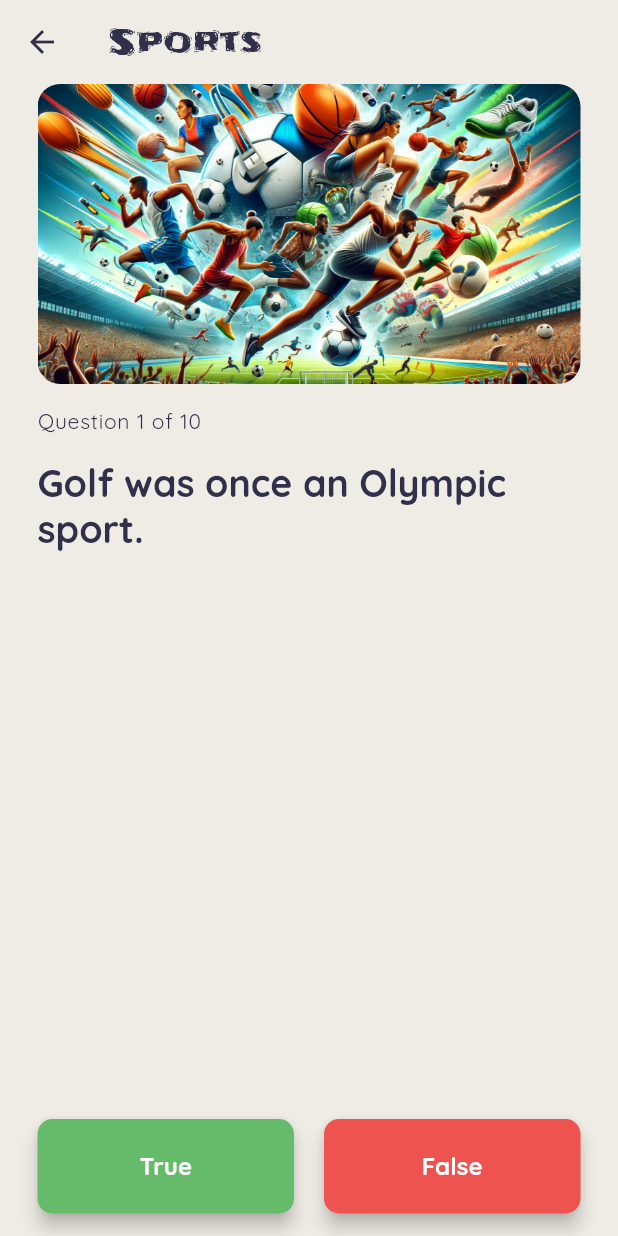
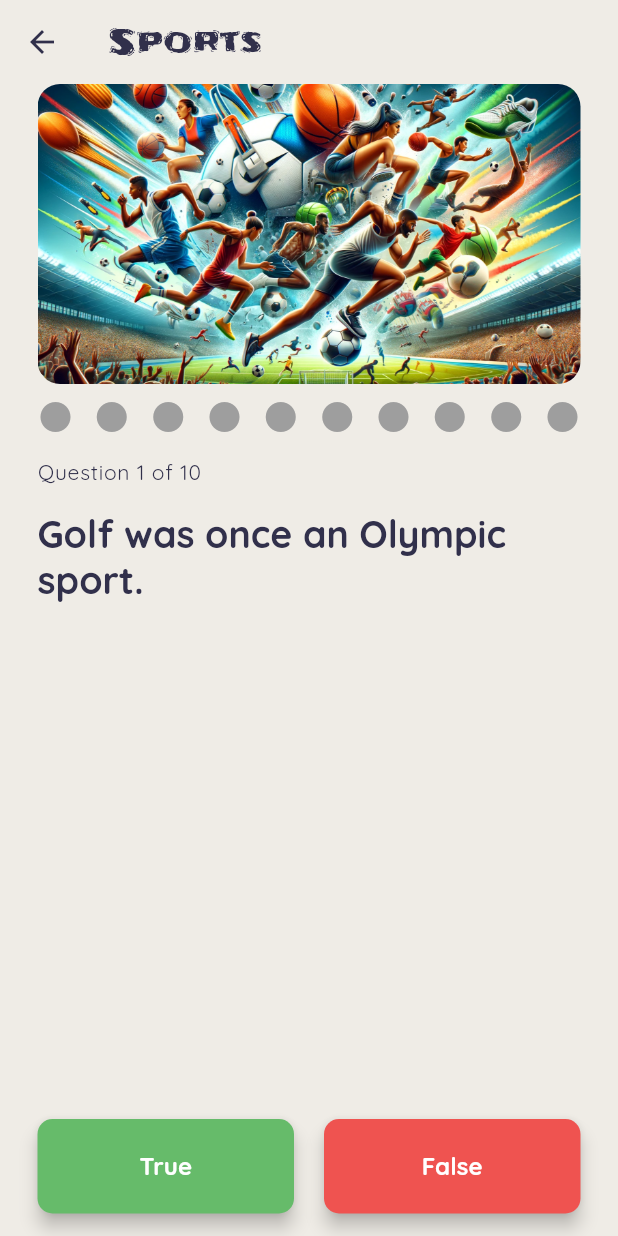
Before and after one commit to cenk-idris/quizz_app, a Flutter app: the screen it shows after launch, after a tap on "Quick start", on a phone screen of 412 x 824 dp. Run offline on Flutter 3.47's test engine with Material 3 defaults, Android fonts, the phone set to English and light mode, and no system bars; our stand-ins replace flutter_svg; missing offline and left inert: dart:ffi.

Commit message:
Add progress display to show if questions answered correct or wrong

```diff
--- a/lib/main.dart
+++ b/lib/main.dart
@@ -1,6 +1,7 @@
 import 'package:flutter/material.dart';
 import 'package:quiz_app/data/categories_data.dart';
 import 'package:quiz_app/models/category.dart';
+import 'package:quiz_app/models/result.dart';
 import 'package:quiz_app/ui/screens/result_screen.dart';
 import 'utils/constants.dart';
 import 'ui/screens/home_screen.dart';
@@ -30,11 +31,9 @@
         },
         '/result': (context) {
           // retrieve the passed argument
-          final finalScore = ModalRoute.of(context)!.settings.arguments as int;
+          final result = ModalRoute.of(context)!.settings.arguments as Result;
 
-          return ResulScreen(
-            score: finalScore,
-          );
+          return ResulScreen(result: result);
         }
       },
       theme: ThemeData(
--- a/lib/models/question.dart
+++ b/lib/models/question.dart
@@ -1,9 +1,11 @@
 import 'package:quiz_app/models/category.dart';
+import 'package:flutter/material.dart';
 
 class Question {
   CategoryEnum category;
   String question;
   bool answer;
+  Color color = Colors.grey;
 
   Question(
       {required this.category, required this.question, required this.answer});
--- /dev/null
+++ b/lib/models/result.dart
@@ -0,0 +1,13 @@
+import 'package:quiz_app/models/category.dart';
+
+class Result {
+  final int score;
+  final int totalQuestions;
+  final QuizCategory category;
+
+  Result({
+    required this.score,
+    required this.totalQuestions,
+    required this.category,
+  });
+}
--- a/lib/providers/quiz_provider.dart
+++ b/lib/providers/quiz_provider.dart
@@ -1,3 +1,5 @@
+import 'dart:ffi';
+import 'dart:io';
 import 'dart:math';
 
 import 'package:flutter/foundation.dart';
@@ -11,16 +13,47 @@ class QuizProvider with ChangeNotifier {
   int _currentQuestionIndex = 0;
   int _score = 0;
   List<Question> _questions = [];
+  List<Icon> _scoreKeeper = [];
 
   QuizProvider({required this.category}) {
     initializeQuestions();
+    initializeScoreKeeper();
+  }
+
+  List<Icon> get scoreKeeper => _scoreKeeper;
+
+  void initializeScoreKeeper() {
+    for (int i = 0; i < getNumberOfQuestions(); i++) {
+      _scoreKeeper.add(
+        Icon(
+          Icons.circle_rounded,
+          color: _questions[_currentQuestionIndex].color,
+        ),
+      );
+    }
+  }
+
+  set questionColor(bool isAnswerCorrect) => isAnswerCorrect
+      ? _scoreKeeper[_currentQuestionIndex] = Icon(
+          Icons.circle_rounded,
+          color: Colors.green,
+        )
+      : _scoreKeeper[_currentQuestionIndex] = Icon(
+          Icons.circle_rounded,
+          color: Colors.red,
+        );
+
+  int getNumberOfQuestions() {
+    return _questions.length;
   }
 
   void processUserAnswer(bool userAnswer) {
     if (userAnswer == getCurrentQuestionAnswer()) {
       print(++_score);
+      questionColor = true;
     } else {
       print(score);
+      questionColor = false;
     }
   }
 
@@ -34,15 +67,17 @@ class QuizProvider with ChangeNotifier {
     return _questions[_currentQuestionIndex].answer;
   }
 
-  String getCurrentQuestion() {
+  String getCurrentQuestionString() {
     return _questions[_currentQuestionIndex].question;
   }
 
-  void proceedQuiz(
-      {required bool userAnswer, required VoidCallback onQuizCompleted}) {
+  Future<void> proceedQuiz(
+      {required bool userAnswer, required VoidCallback onQuizCompleted}) async {
     processUserAnswer(userAnswer);
     if (_currentQuestionIndex + 1 == _questions.length) {
       // end of the quiz navigate to result page;
+      notifyListeners();
+      await Future.delayed(const Duration(milliseconds: 500));
       onQuizCompleted();
     } else {
       ++_currentQuestionIndex;
--- a/lib/ui/screens/quiz_screen.dart
+++ b/lib/ui/screens/quiz_screen.dart
@@ -4,6 +4,7 @@ import 'package:flutter/widgets.dart';
 import 'package:provider/provider.dart';
 import 'package:quiz_app/data/categories_data.dart';
 import 'package:quiz_app/models/category.dart';
+import 'package:quiz_app/models/result.dart';
 import 'package:quiz_app/providers/quiz_provider.dart';
 import 'package:quiz_app/utils/constants.dart';
 import 'package:quiz_app/utils/utilities.dart';
@@ -44,6 +45,13 @@ class QuizScreen extends StatelessWidget {
                       ),
                     ),
                   ),
+                  Padding(
+                    padding: const EdgeInsets.only(top: 10.0),
+                    child: Row(
+                      mainAxisAlignment: MainAxisAlignment.spaceBetween,
+                      children: quiz.scoreKeeper,
+                    ),
+                  ),
                   Expanded(
                     flex: 7,
                     child: Column(
@@ -61,7 +69,7 @@ class QuizScreen extends StatelessWidget {
                           ),
                         ),
                         Text(
-                          quiz.getCurrentQuestion(),
+                          quiz.getCurrentQuestionString(),
                           style: Theme.of(context).textTheme.headlineLarge,
                         )
                       ],
@@ -76,15 +84,19 @@ class QuizScreen extends StatelessWidget {
                           child: ElevatedButton(
                             onPressed: () {
                               quiz.proceedQuiz(
-                                  userAnswer: true,
-                                  onQuizCompleted: () {
-                                    Navigator.of(context)
-                                        .pushNamedAndRemoveUntil(
-                                      '/result',
-                                      (route) => false,
-                                      arguments: quiz.score,
-                                    );
-                                  });
+                                userAnswer: true,
+                                onQuizCompleted: () {
+                                  Result result = Result(
+                                    score: quiz.score,
+                                    totalQuestions: quiz.getNumberOfQuestions(),
+                                    category: selectedCategory,
+                                  );
+
+                                  Navigator.of(context).pushNamedAndRemoveUntil(
+                                      '/result', (route) => false,
+                                      arguments: result);
+                                },
+                              );
                             },
                             child: Text('True'),
                             style: ElevatedButton.styleFrom(
@@ -109,9 +121,15 @@ class QuizScreen extends StatelessWidget {
                               quiz.proceedQuiz(
                                 userAnswer: false,
                                 onQuizCompleted: () {
+                                  Result result = Result(
+                                    score: quiz.score,
+                                    totalQuestions: quiz.getNumberOfQuestions(),
+                                    category: selectedCategory,
+                                  );
+
                                   Navigator.of(context).pushNamedAndRemoveUntil(
                                       '/result', (route) => false,
-                                      arguments: quiz.score);
+                                      arguments: result);
                                 },
                               );
                             },
```
Also changed, not shown: lib/ui/screens/result_screen.dart (+12 -5 lines).
